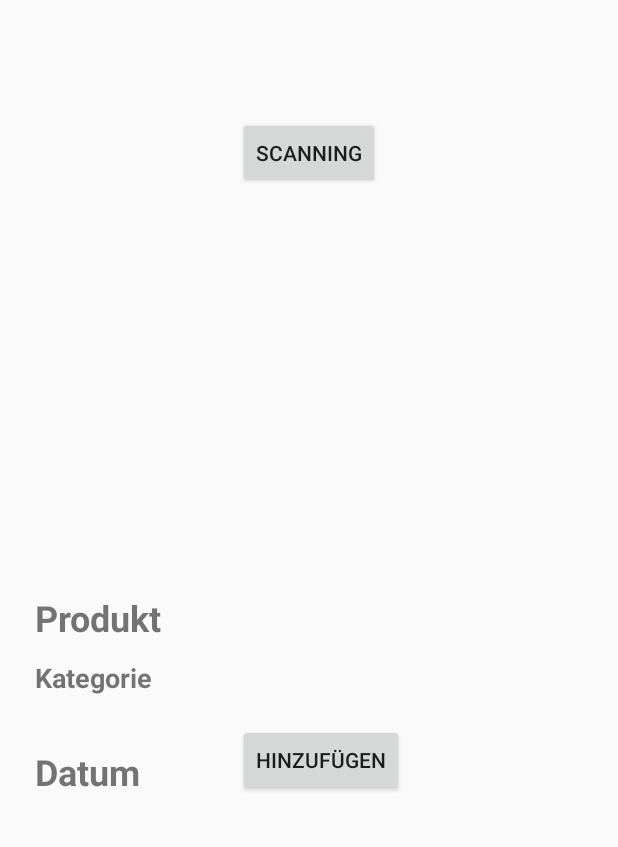
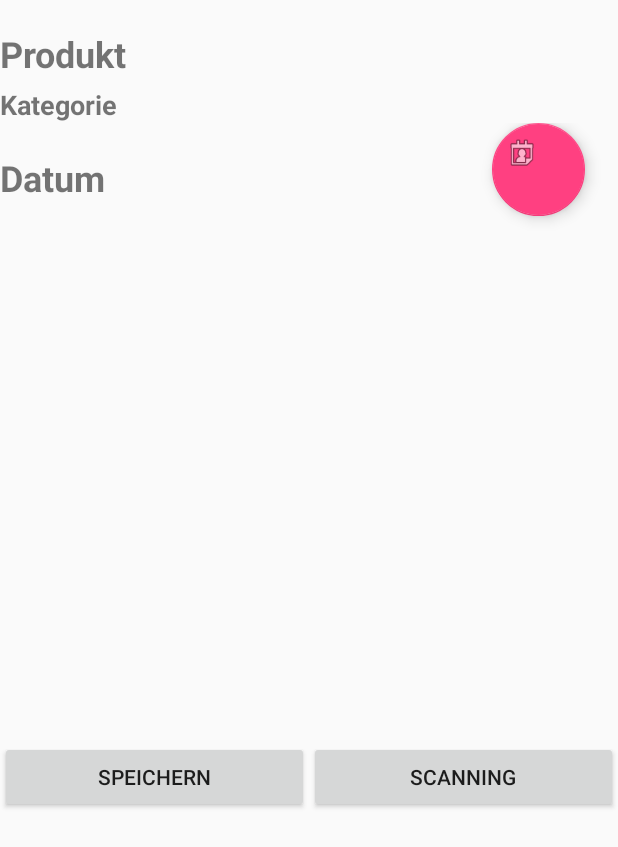
Before and after one commit to sfasser/Durability, an Android app: the AddActivity screen opened directly, with no data from a screen before it, on a phone screen of 412 x 824 dp. Shown: the top 847 px of the screen. Run offline under Robolectric (Android 15) with nearby library versions, the phone set to English and light mode, and no system bars.

Commit message:
Layout angepasst

```diff
--- a/app/build.gradle
+++ b/app/build.gradle
@@ -5,7 +5,7 @@ android {
     buildToolsVersion "25.0.2"
     defaultConfig {
         applicationId "ch.hslu.durability.mobpro.durability"
-        minSdkVersion 19
+        minSdkVersion 24
         targetSdkVersion 25
         versionCode 1
         versionName "1.0"
--- a/app/src/main/java/ch/hslu/durability/mobpro/durability/AddActivity.java
+++ b/app/src/main/java/ch/hslu/durability/mobpro/durability/AddActivity.java
@@ -1,21 +1,34 @@
 package ch.hslu.durability.mobpro.durability;
 
 import android.app.DatePickerDialog;
+import android.app.Dialog;
+import android.icu.text.SimpleDateFormat;
+import android.icu.util.Calendar;
 import android.os.Bundle;
 import com.google.zxing.integration.android.IntentIntegrator;
 import com.google.zxing.integration.android.IntentResult;
 
 import android.app.Activity;
 import android.content.Intent;
+import android.support.design.widget.FloatingActionButton;
 import android.view.View;
 import android.view.View.OnClickListener;
 import android.widget.Button;
+import android.widget.DatePicker;
+import android.widget.EditText;
 import android.widget.TextView;
 import android.widget.Toast;
 
+import java.util.Locale;
+
 public class AddActivity extends Activity implements OnClickListener {
 
+    private FloatingActionButton addButton;
     private Button scanBtn;
+    private int year_x, month_x, day_x;
+    private TextView date;
+    static final int DIALOG_ID = 0;
+
     //private TextView formatTxt;
     private TextView BarCodeNumber;
 
@@ -27,8 +40,16 @@ public class AddActivity extends Activity implements OnClickListener {
         scanBtn = (Button)findViewById(R.id.button);
         //formatTxt = (TextView)findViewById(R.id.scan_format);
         BarCodeNumber = (TextView)findViewById(R.id.scan_content);
+        date = (TextView) findViewById(R.id.date);
 
         scanBtn.setOnClickListener(this);
+
+        final Calendar cal = Calendar.getInstance();
+        year_x = cal.get(Calendar.YEAR);
+        month_x = cal.get(Calendar.MONTH);
+        day_x = cal.get(Calendar.DAY_OF_MONTH);
+
+        showDialogOnButtonClick();
     }
 
     public void onClick(View v) {
@@ -61,4 +82,38 @@ public class AddActivity extends Activity implements OnClickListener {
 
     }
 
+    public void showDialogOnButtonClick() {
+        addButton = (FloatingActionButton) findViewById(R.id.addDate);
+
+        addButton.setOnClickListener(
+                new View.OnClickListener() {
+                    @Override
+                    public void onClick(View v) {
+                        showDialog(DIALOG_ID);
+                    }
+                }
+        );
+    }
+
+    @Override
+    protected Dialog onCreateDialog(int id) {
+        if (id == DIALOG_ID) {
+            return new DatePickerDialog(this, dpickerListner, year_x, month_x, day_x);
+        } else {
+            return null;
+        }
+    }
+
+    private DatePickerDialog.OnDateSetListener dpickerListner = new DatePickerDialog.OnDateSetListener() {
+        @Override
+        public void onDateSet(DatePicker view, int year, int monthOfYear, int dayOfMonth) {
+            year_x = year;
+            month_x = monthOfYear + 1;
+            day_x = dayOfMonth;
+
+            date.setText(day_x + "." + month_x + "." + year_x);
+
+        }
+    };
+
 }
--- a/app/src/main/res/layout/activity_add.xml
+++ b/app/src/main/res/layout/activity_add.xml
@@ -1,37 +1,23 @@
 <?xml version="1.0" encoding="utf-8"?>
-<RelativeLayout xmlns:android="http://schemas.android.com/apk/res/android"
+<LinearLayout xmlns:android="http://schemas.android.com/apk/res/android"
     xmlns:app="http://schemas.android.com/apk/res-auto"
     xmlns:tools="http://schemas.android.com/tools"
     android:layout_width="match_parent"
     android:layout_height="match_parent"
-    tools:context="ch.hslu.durability.mobpro.durability.AddActivity">
-
-    <Button
-        android:id="@+id/button"
-        android:layout_width="wrap_content"
-        android:layout_height="wrap_content"
-        android:layout_alignParentTop="true"
-        android:layout_centerHorizontal="true"
-        android:layout_marginTop="78dp"
-        android:text="Scanning" />
+    android:orientation="vertical"
+    tools:context="ch.hslu.durability.mobpro.durability.AddActivity"
+    android:weightSum="1">
 
     <TextView
         android:id="@+id/scan_content"
         android:layout_width="wrap_content"
-        android:layout_height="wrap_content"
-        android:layout_alignParentLeft="true"
-        android:layout_alignParentStart="true"
-        android:layout_below="@+id/button"
-        android:layout_marginLeft="23dp"
-        android:layout_marginStart="23dp"
-        android:layout_marginTop="34dp" />
+        android:layout_height="wrap_content"/>
 
     <TextView
         android:id="@+id/txtProduct"
         android:layout_width="wrap_content"
         android:layout_height="wrap_content"
-        android:layout_alignStart="@+id/scan_content"
-        android:layout_centerVertical="true"
+        android:layout_marginBottom="5dp"
         android:text="Produkt"
         android:textSize="24sp"
         android:textStyle="bold" />
@@ -40,30 +26,64 @@
         android:id="@+id/txtCategory"
         android:layout_width="wrap_content"
         android:layout_height="wrap_content"
-        android:layout_alignStart="@+id/txtProduct"
-        android:layout_below="@+id/txtProduct"
-        android:layout_marginTop="11dp"
         android:text="Kategorie"
         android:textSize="18sp"
         android:textStyle="bold" />
+
+    <LinearLayout
+        android:layout_width="match_parent"
+        android:layout_height="match_parent"
+        android:layout_weight="3.17"
+        android:orientation="horizontal">
 
         <TextView
             android:id="@+id/txtDate"
             android:layout_width="wrap_content"
             android:layout_height="wrap_content"
-        android:layout_alignStart="@+id/txtCategory"
-        android:layout_below="@+id/txtCategory"
-        android:layout_marginTop="34dp"
+            android:layout_marginTop="20dp"
+            android:layout_weight="0.5"
             android:text="Datum"
             android:textSize="24sp"
             android:textStyle="bold" />
 
-    <Button
-        android:id="@+id/addDate"
+        <TextView
+            android:id="@+id/date"
             android:layout_width="wrap_content"
             android:layout_height="wrap_content"
-        android:layout_alignBottom="@+id/txtDate"
-        android:layout_alignStart="@+id/button"
-        android:text="Hinzufügen" />
+            android:layout_marginTop="20dp"
+            android:layout_weight="2"
+            android:textSize="24sp" />
 
-</RelativeLayout>
+        <android.support.design.widget.FloatingActionButton
+            android:id="@+id/addDate"
+            android:layout_width="match_parent"
+            android:layout_height="62dp"
+            android:layout_weight="0.21"
+            android:clickable="true"
+            app:fabSize="mini"
+            app:srcCompat="@android:drawable/ic_menu_my_calendar" />
+
+    </LinearLayout>
+
+    <LinearLayout
+        android:layout_width="match_parent"
+        android:layout_height="wrap_content"
+        android:layout_gravity="end"
+        android:orientation="horizontal">
+
+        <Button
+            android:id="@+id/btnSave"
+            android:layout_width="match_parent"
+            android:layout_height="wrap_content"
+            android:layout_weight="1"
+            android:text="Speichern" />
+
+        <Button
+            android:id="@+id/button"
+            android:layout_width="match_parent"
+            android:layout_height="wrap_content"
+            android:layout_weight="1"
+            android:text="Scanning" />
+    </LinearLayout>
+
+</LinearLayout>
```
Lines whose indentation alone changed are shown as unchanged.
